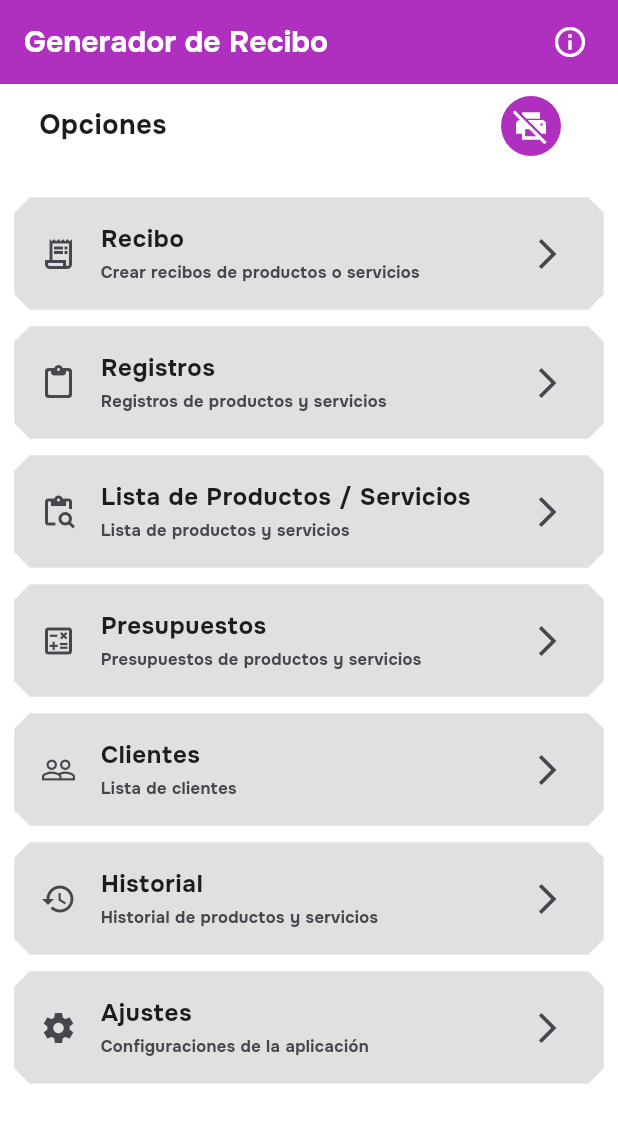
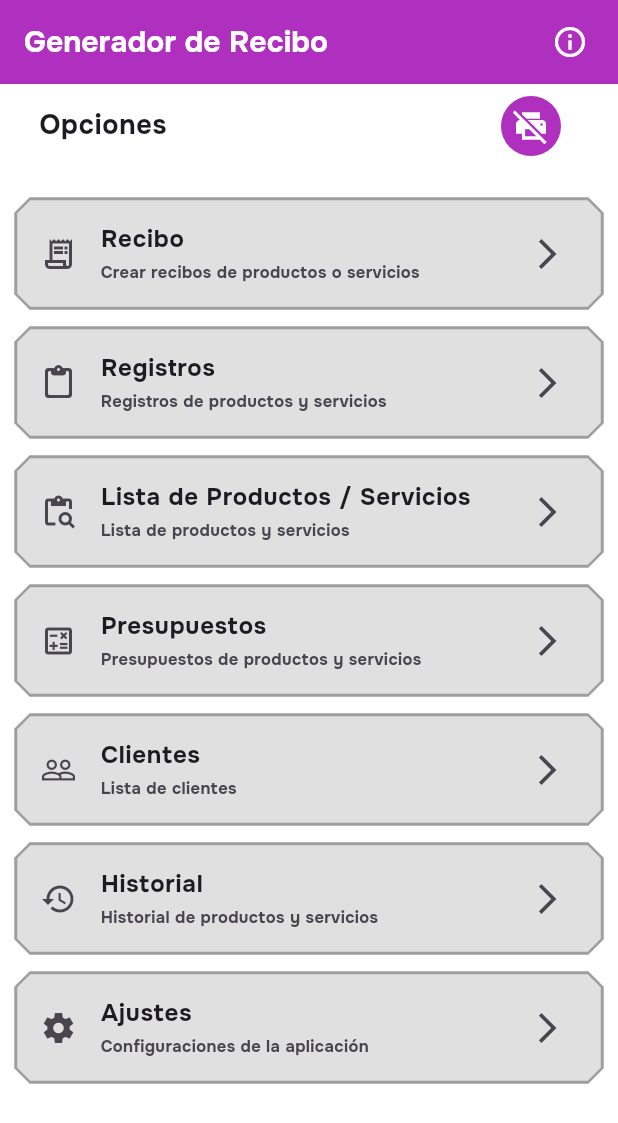
Before and after one commit to HanJian16/Ballots-Template, a Flutter app: the screen it shows after launch, on a phone screen of 412 x 824 dp. Shown: the top 1123 px of the screen. Run offline on Flutter 3.47's test engine with Material 3 defaults, Android fonts, the phone set to English and light mode, and no system bars; our stand-ins replace dio, file_picker, flutter_dotenv, get, get_storage, google_fonts and 3 more; accounts and stored records are empty.

Commit message:
Cambios en el style del app

```diff
--- a/frontend/ballots_template_flutter/lib/theme/colors.dart
+++ b/frontend/ballots_template_flutter/lib/theme/colors.dart
@@ -28,6 +28,6 @@ class AppColors {
 //--------------------------------------------------------------------------------------
   static const Color whiteColor = Color(0xFFFFFFFF);
   static const Color blackColor = Color(0xFF000000);
-  static const Color greyColor = Color(0xFFE0E0E0);
+  static const Color greyColor = Colors.grey;
   static const Color transparentColor = Color(0x00000000);
 }
--- a/frontend/ballots_template_flutter/lib/theme/theme.dart
+++ b/frontend/ballots_template_flutter/lib/theme/theme.dart
@@ -59,7 +59,7 @@ ThemeData buildTheme() {
     ),
     inputDecorationTheme: InputDecorationTheme(
       filled: true,
-      fillColor: AppColors.greyColor,
+      fillColor: AppColors.whiteColor,
       border: const OutlineInputBorder(
         borderSide: BorderSide(
           color: AppColors.greyColor,
@@ -94,5 +94,18 @@ ThemeData buildTheme() {
     cardTheme: const CardTheme(
       elevation: 10,
     ),
+    dialogTheme: DialogTheme(
+      titleTextStyle: GoogleFonts.onest(
+        fontSize: 25,
+        color: AppColors.blackColor,
+      ),
+      contentTextStyle: GoogleFonts.onest(
+        fontSize: 15,
+        color: AppColors.blackColor,
+      ),
+      shape: const RoundedRectangleBorder(
+        borderRadius: BorderRadius.all(Radius.circular(20)),
+      ),
+    ),
   );
 }
```
